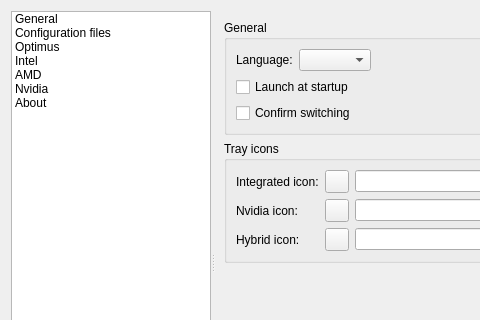
Before: the Qt Designer form src/settingsdialog.ui in Shatur/optimus-manager-qt, drawn with Qt 5; both pictures show x 0 to 480 and y 0 to 320 of the 800 by 552 pixel window.
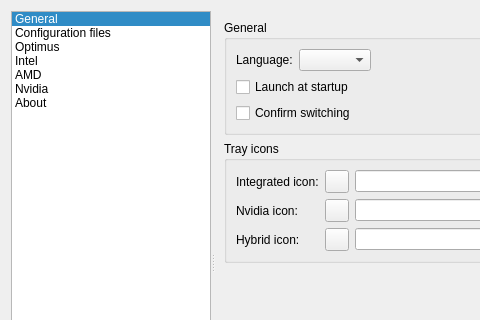
After: the same form once the commit is applied. Icons and pictures are not drawn.

Commit message: Make general settings category selected in list by default

Patch:
```diff
--- a/src/settingsdialog.ui
+++ b/src/settingsdialog.ui
@@ -52,7 +52,7 @@
        <enum>QListView::Adjust</enum>
       </property>
       <property name="currentRow">
-       <number>-1</number>
+       <number>0</number>
       </property>
       <item>
        <property name="text">
```
